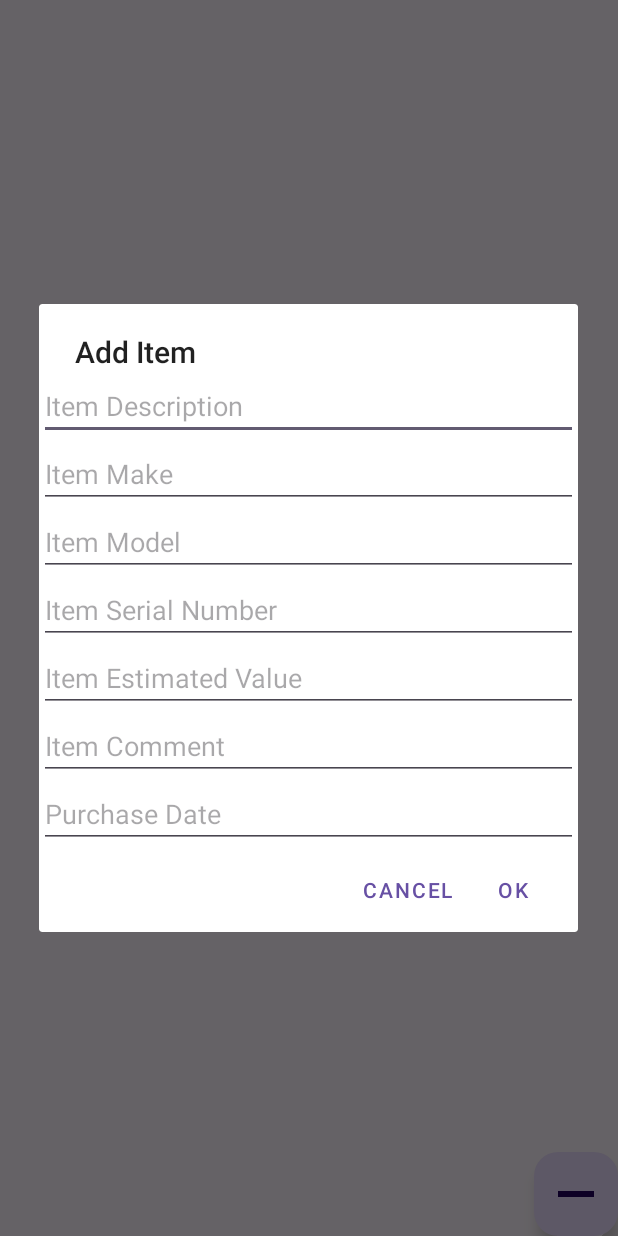
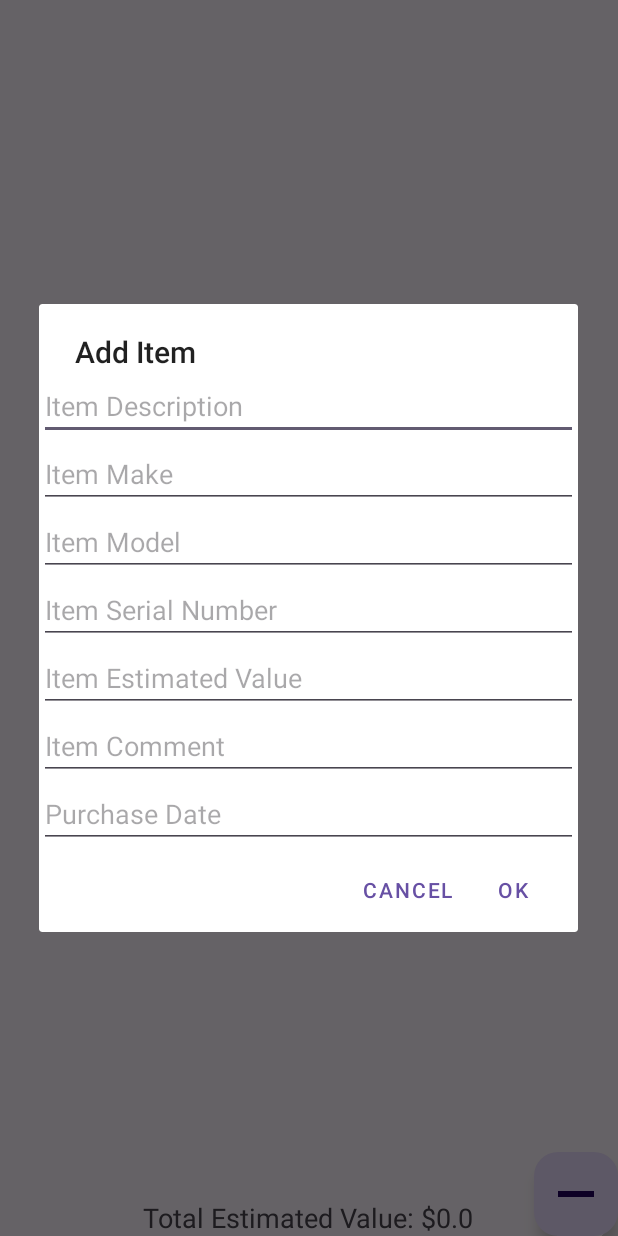
Before and after one commit to nandiniparekh/ValuVault, an Android app: the screen it shows after launch (MainActivity), after a tap on an icon or button, on a phone screen of 412 x 824 dp. Run offline under Robolectric (Android 15) with nearby library versions, the phone set to English and light mode, and no system bars; our stand-ins replace Firebase (no records; nobody signed in at launch, a user with empty details on screens opened directly).

Commit message:
Elements of 2.02 added

```diff
--- a/app/src/main/java/com/example/cmput301groupproject/MainActivity.java
+++ b/app/src/main/java/com/example/cmput301groupproject/MainActivity.java
@@ -6,6 +6,7 @@ import android.view.View;
 import android.widget.AdapterView;
 import android.widget.ArrayAdapter;
 import android.widget.ListView;
+import android.widget.TextView;
 
 import androidx.annotation.Nullable;
 import androidx.appcompat.app.AppCompatActivity;
@@ -23,8 +24,10 @@ import java.util.ArrayList;
 import java.util.HashMap;
 
 public class MainActivity extends AppCompatActivity implements ItemFragment.OnFragmentInteractionListener {
+    private ListView itemList;
+    private FloatingActionButton addItemButton;
+    private TextView totalEstimatedValue;
     private ArrayList<HouseholdItem> dataList;
-    private ListView itemList;
     private ArrayAdapter<HouseholdItem> itemAdapter;
     private FirebaseFirestore db;
     private CollectionReference itemsRef;
@@ -36,7 +39,7 @@ public class MainActivity extends AppCompatActivity implements ItemFragment.OnFr
 
         db = FirebaseFirestore.getInstance();
 
-        itemsRef = db.collection("items");
+        itemsRef = db.collection("Kendrick_items");
         dataList = new ArrayList<>();
         // Other code omitted
 
@@ -62,6 +65,14 @@ public class MainActivity extends AppCompatActivity implements ItemFragment.OnFr
                 new ItemFragment().show(getSupportFragmentManager(), "ADD_ITEM");
             }
         });
+
+        totalEstimatedValue = findViewById(R.id.total_item_value);
+
+        // Your logic for populating the ListView goes here
+
+        // Calculate the total estimated value of the items and set it to the TextView
+        double totalValue = calculateTotalEstimatedValue(dataList); // Define your own method
+        totalEstimatedValue.setText("Total Estimated Value: $" + totalValue);
 
         itemsRef.addSnapshotListener(new EventListener<QuerySnapshot>() {
             @Override
@@ -91,6 +102,23 @@ public class MainActivity extends AppCompatActivity implements ItemFragment.OnFr
             }
         });
 
+    }
+
+    // Calculate the total estimated value of all items in the list
+    private double calculateTotalEstimatedValue(ArrayList<HouseholdItem> items) {
+        double totalValue = 0.0;
+
+        for (HouseholdItem item : items) {
+            String estimatedValueString = item.getEstimatedValue(); // Assuming estimatedValue is a string
+            try {
+                double estimatedValue = Double.parseDouble(estimatedValueString);
+                totalValue += estimatedValue;
+            } catch (NumberFormatException e) {
+                e.printStackTrace();
+            }
+        }
+
+        return totalValue;
     }
 
     @Override
--- a/app/src/main/res/layout/activity_main.xml
+++ b/app/src/main/res/layout/activity_main.xml
@@ -26,4 +26,13 @@ tools:context=".MainActivity">
     app:layout_constraintStart_toStartOf="parent"
     app:layout_constraintTop_toTopOf="parent"
     app:srcCompat="@android:drawable/bottom_bar" />
+
+<TextView
+    android:id="@+id/total_item_value"
+    android:layout_width="wrap_content"
+    android:layout_height="wrap_content"
+    android:layout_gravity="bottom|center_horizontal"
+    android:layout_marginTop="16dp"
+    android:text="Total Estimated Value: $0"
+    android:textSize="18sp" />
 </androidx.coordinatorlayout.widget.CoordinatorLayout>
```
